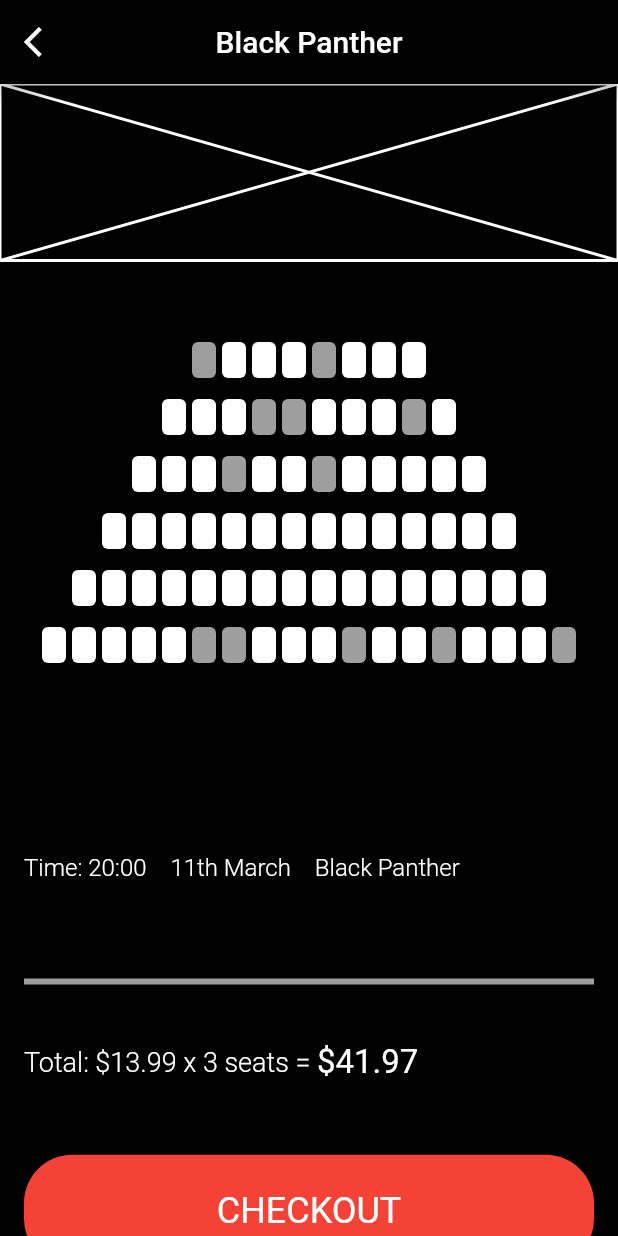
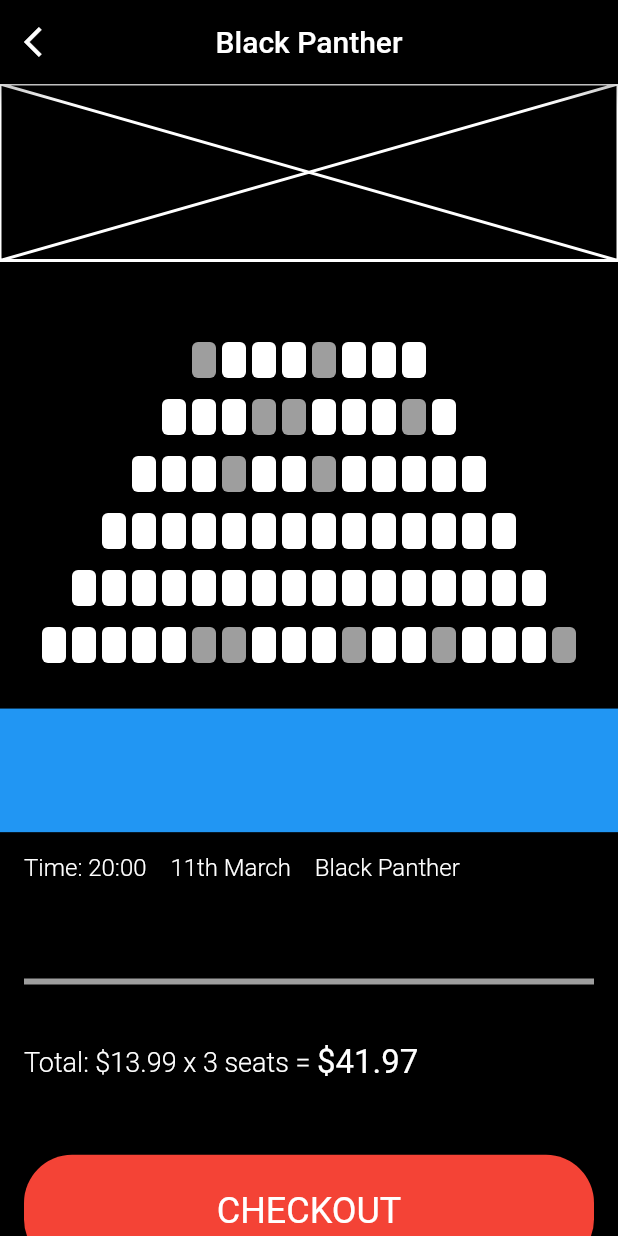
Before and after one commit to JAICHANGPARK/flutter_notebook_8th_story, a Flutter app: the screen it shows after launch, on a phone screen of 412 x 824 dp. Run offline on Flutter 3.47's test engine with Material 2 defaults, Android fonts, the phone set to English and light mode, and no system bars; our stand-ins replace badges, flutter_hooks, google_fonts, hooks_riverpod, state_notifier.

Commit message:
Update cinema_app.dart

```diff
--- a/lib/ep574_cinema_app/cinema_app.dart
+++ b/lib/ep574_cinema_app/cinema_app.dart
@@ -282,7 +282,9 @@ class _ReservePageState extends State<ReservePage> {
               ),
             ),
             Container(
-                height: MediaQuery.of(context).size.height / 10, padding: EdgeInsets.only(left: 16), child: Row()),
+                height: MediaQuery.of(context).size.height / 10, padding: EdgeInsets.only(left: 16),
+                color: Colors.blue,
+                child: Row()),
             Container(
                 height: MediaQuery.of(context).size.height / 9,
                 padding: EdgeInsets.only(left: 16),
```
